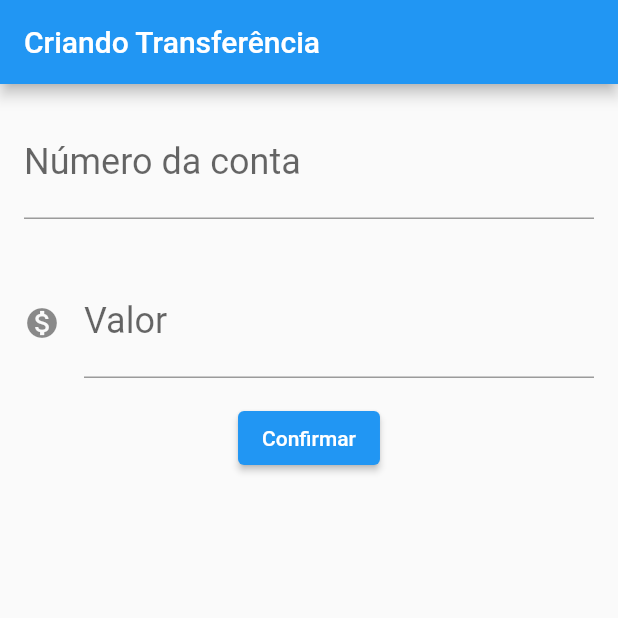
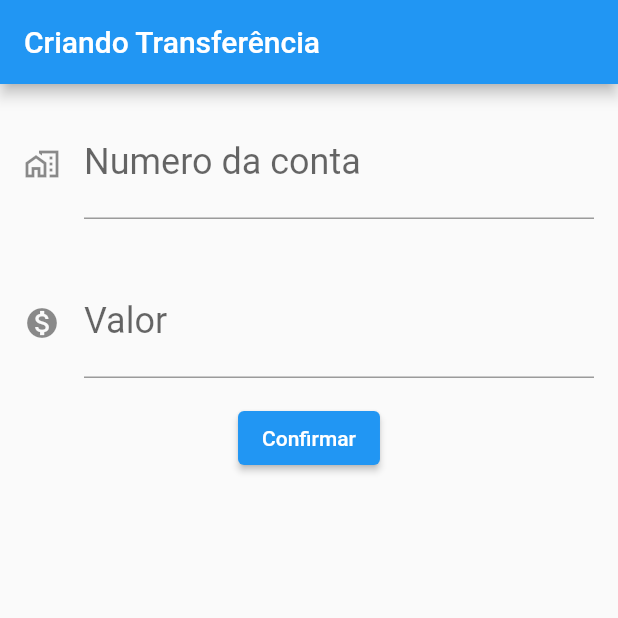
Before and after one commit to gabsabreu/bytebank, a Flutter app: the screen it shows after launch, on a phone screen of 412 x 824 dp, the top half of it. Run offline on Flutter 3.47's test engine with Material 2 defaults, Android fonts, the phone set to English and light mode, and no system bars.

Commit message:
refactor class editor

```diff
--- a/flutter_application_1/lib/main.dart
+++ b/flutter_application_1/lib/main.dart
@@ -26,31 +26,10 @@ class FormularioTransferencia extends StatelessWidget {
         ),
         body: Column(
           children: <Widget>[
-            Padding(
-              padding: const EdgeInsets.all(16.0),
-              child: TextField(
-                controller: _controladorCampoNumeroConta,
-                style: TextStyle(fontSize: 24.0),
-                decoration: InputDecoration(
-                  labelText: 'Número da conta',
-                  hintText: '0000',
-                ),
-                keyboardType: TextInputType.number,
-              ),
-            ),
-            Padding(
-              padding: const EdgeInsets.all(16.0),
-              child: TextField(
-                controller: _controladorCampoValor,
-                style: TextStyle(fontSize: 24.0),
-                decoration: InputDecoration(
-                  icon: Icon(Icons.monetization_on),
-                  labelText: 'Valor',
-                  hintText: '0.00',
-                ),
-                keyboardType: TextInputType.number,
-              ),
-            ),
+            Editor(_controladorCampoNumeroConta, 'Numero da conta', '0000',
+                Icons.home_work_outlined),
+            Editor(
+                _controladorCampoValor, 'Valor', '0.00', Icons.monetization_on),
             ElevatedButton(
               child: const Text('Confirmar'),
               onPressed: () {
@@ -71,6 +50,32 @@ class FormularioTransferencia extends StatelessWidget {
             )
           ],
         ));
+  }
+}
+
+class Editor extends StatelessWidget {
+  final TextEditingController _controlador;
+  final String _rotulo;
+  final String _dica;
+  final IconData _icone;
+
+  Editor(this._controlador, this._rotulo, this._dica, this._icone);
+
+  @override
+  Widget build(BuildContext context) {
+    return Padding(
+      padding: const EdgeInsets.all(16.0),
+      child: TextField(
+        controller: _controlador,
+        style: TextStyle(fontSize: 24.0),
+        decoration: InputDecoration(
+          icon: Icon(_icone),
+          labelText: _rotulo,
+          hintText: _dica,
+        ),
+        keyboardType: TextInputType.number,
+      ),
+    );
   }
 }
 
```
